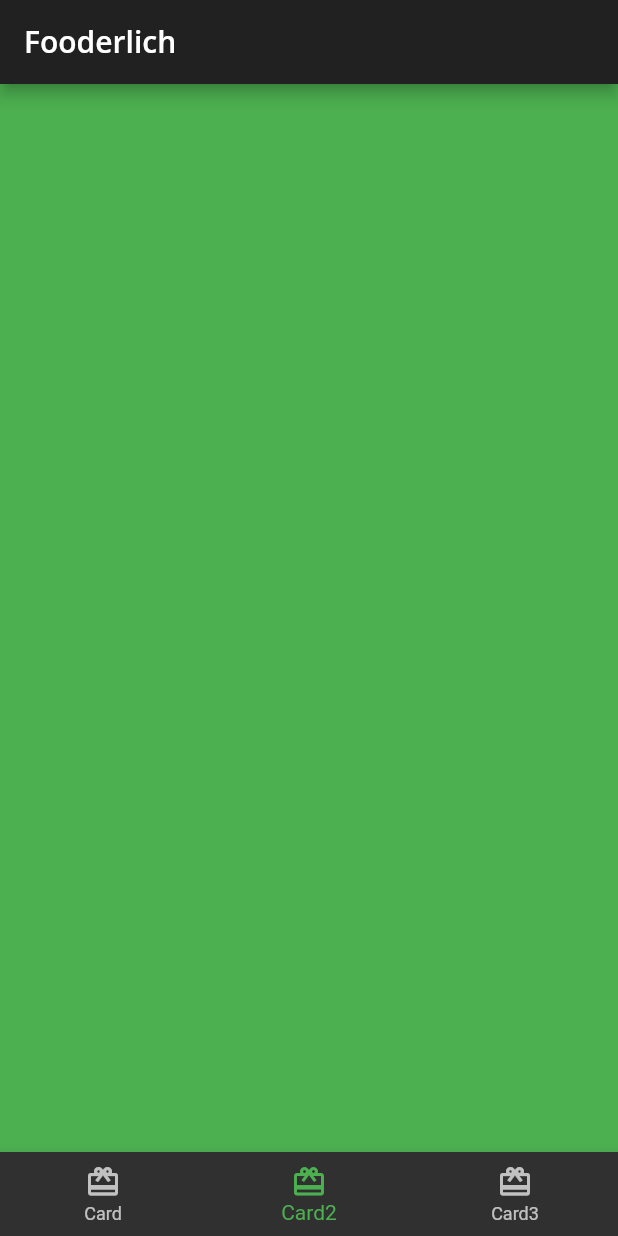
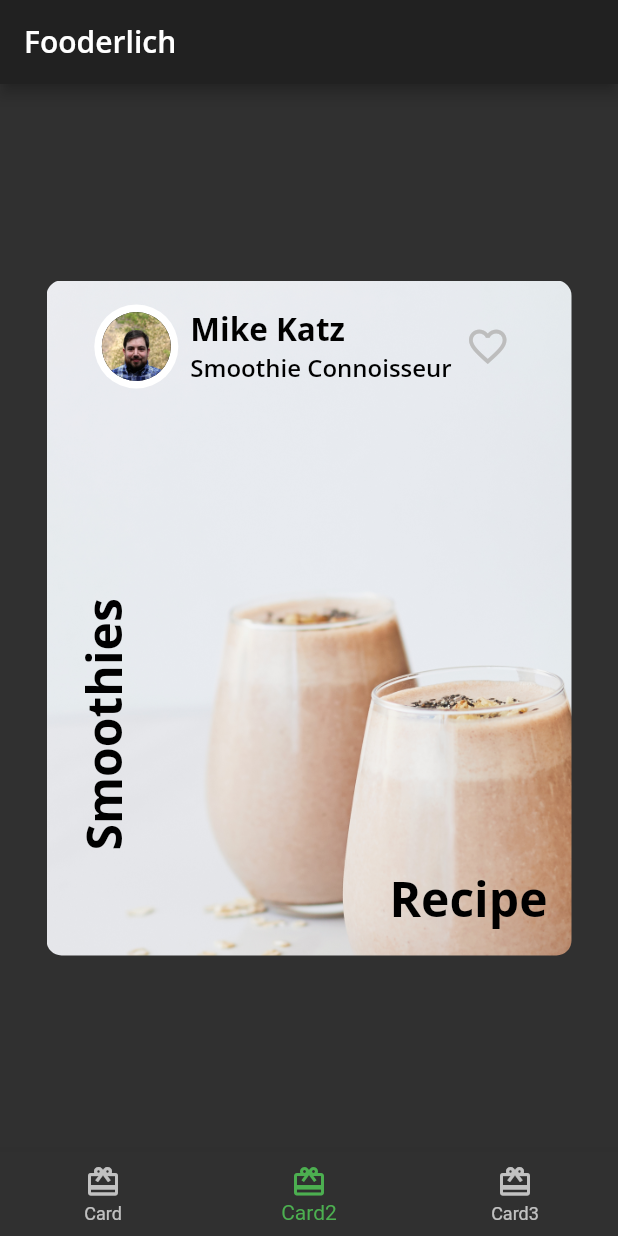
Before and after one commit to 5hraddha/fooderlich, a Flutter app: the screen it shows after launch, on a phone screen of 412 x 824 dp. Run offline on Flutter 3.47's test engine with Material 2 defaults, Android fonts, the phone set to English and light mode, and no system bars; our stand-ins replace google_fonts.

Commit message:
feat: add card 2

```diff
--- /dev/null
+++ b/lib/author_card.dart
@@ -0,0 +1,65 @@
+import 'package:flutter/material.dart';
+import 'fooderlich_theme.dart';
+import 'circle_image.dart';
+
+class AuthorCard extends StatelessWidget {
+  // 1
+  final String authorName;
+  final String title;
+  final ImageProvider? imageProvider;
+
+  const AuthorCard({
+    super.key,
+    required this.authorName,
+    required this.title,
+    this.imageProvider,
+  });
+
+  // 2
+  @override
+  Widget build(BuildContext context) {
+    return Container(
+      padding: const EdgeInsets.all(16),
+      child: Row(
+        mainAxisAlignment: MainAxisAlignment.spaceBetween,
+        children: [
+          // 1
+          Row(
+            children: [
+              CircleImage(
+                imageProvider: imageProvider,
+                imageRadius: 28,
+              ),
+              // 2
+              const SizedBox(width: 8),
+              // 3
+              Column(
+                crossAxisAlignment: CrossAxisAlignment.start,
+                children: [
+                  Text(
+                    authorName,
+                    style: FooderlichTheme.lightTextTheme.headline2,
+                  ),
+                  Text(
+                    title,
+                    style: FooderlichTheme.lightTextTheme.headline3,
+                  )
+                ],
+              ),
+            ],
+          ),
+          IconButton(
+              // 4
+              icon: const Icon(Icons.favorite_border),
+              iconSize: 30,
+              color: Colors.grey[400],
+              // 5
+              onPressed: () {
+                const snackBar = SnackBar(content: Text('Favorite Pressed'));
+                ScaffoldMessenger.of(context).showSnackBar(snackBar);
+              }),
+        ],
+      ),
+    );
+  }
+}
--- /dev/null
+++ b/lib/card2.dart
@@ -0,0 +1,63 @@
+import 'package:flutter/material.dart';
+import 'fooderlich_theme.dart';
+import 'author_card.dart';
+
+class Card2 extends StatelessWidget {
+  const Card2({super.key});
+  @override
+  Widget build(BuildContext context) {
+    return Center(
+      child: Container(
+        constraints: const BoxConstraints.expand(
+          width: 350,
+          height: 450,
+        ),
+        decoration: const BoxDecoration(
+          image: DecorationImage(
+            image: AssetImage('assets/mag5.png'),
+            fit: BoxFit.cover,
+          ),
+          borderRadius: BorderRadius.all(
+            Radius.circular(10.0),
+          ),
+        ),
+        child: Column(
+          children: [
+            const FittedBox(
+              child: AuthorCard(
+                authorName: 'Mike Katz',
+                title: 'Smoothie Connoisseur',
+                imageProvider: AssetImage('assets/author_katz.jpeg'),
+              ),
+            ),
+            Expanded(
+              child: Stack(
+                children: [
+                  Positioned(
+                    bottom: 16,
+                    right: 16,
+                    child: Text(
+                      'Recipe',
+                      style: FooderlichTheme.lightTextTheme.headline1,
+                    ),
+                  ),
+                  Positioned(
+                    bottom: 70,
+                    left: 16,
+                    child: RotatedBox(
+                      quarterTurns: 3,
+                      child: Text(
+                        'Smoothies',
+                        style: FooderlichTheme.lightTextTheme.headline1,
+                      ),
+                    ),
+                  ),
+                ],
+              ),
+            ),
+          ],
+        ),
+      ),
+    );
+  }
+}
--- /dev/null
+++ b/lib/circle_image.dart
@@ -0,0 +1,28 @@
+import 'package:flutter/material.dart';
+
+class CircleImage extends StatelessWidget {
+  // 1
+  const CircleImage({
+    super.key,
+    this.imageProvider,
+    this.imageRadius = 20,
+  });
+
+  // 2
+  final double imageRadius;
+  final ImageProvider? imageProvider;
+
+  @override
+  Widget build(BuildContext context) {
+    // 3
+    return CircleAvatar(
+      backgroundColor: Colors.white,
+      radius: imageRadius,
+      // 4
+      child: CircleAvatar(
+        radius: imageRadius - 5,
+        backgroundImage: imageProvider,
+      ),
+    );
+  }
+}
--- a/lib/home.dart
+++ b/lib/home.dart
@@ -1,5 +1,6 @@
 import 'package:flutter/material.dart';
 import 'card1.dart';
+import 'card2.dart';
 
 // 1
 class Home extends StatefulWidget {
@@ -16,8 +17,7 @@ class HomeState extends State<Home> {
 // 8
   static List<Widget> pages = <Widget>[
     const Card1(),
-    // TODO: Replace with Card2
-    Container(color: Colors.green),
+    const Card2(),
     // TODO: Replace with Card3
     Container(color: Colors.blue)
   ];
```
